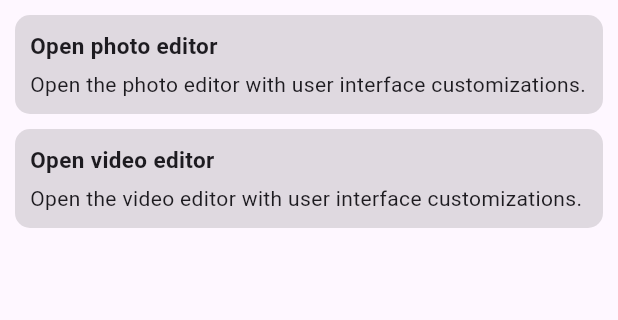
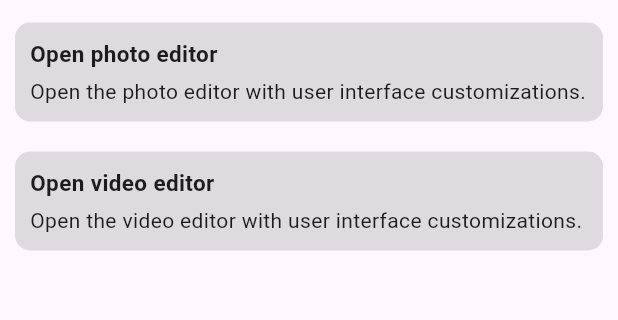
Before and after one commit to maharsh90/imgly_test, a Flutter app: the screen it shows after launch, after a tap on "Open photo editor", on a phone screen of 412 x 824 dp, the part 84-404 px from its top. Run offline on Flutter 3.47's test engine with Material 3 defaults, Android fonts, the phone set to English and light mode, and no system bars; our stand-ins replace image_picker, permission_handler; missing offline and left inert: imgly_sdk, photo_editor_sdk, video_editor_sdk; statements that could not run were skipped.

Commit message:
imgly second commit

```diff
--- a/lib/example_item.dart
+++ b/lib/example_item.dart
@@ -1,56 +1,42 @@
 import 'dart:io';
-
 import 'package:flutter/material.dart';
 import 'package:image_picker/image_picker.dart';
-import 'package:permission_handler/permission_handler.dart';
 
 class ExampleItem extends StatefulWidget {
-  const ExampleItem(this.title, this.description, this.onTap,
-      {super.key, this.onImagePicked});
+  const ExampleItem({
+    super.key,
+    required this.title,
+    required this.description,
+    required this.onTap,
+    this.onImagePicked,
+  });
 
-  /// The title of the example.
   final String title;
-
+  final String description;
+  final VoidCallback onTap; // Action when item is tapped
   final Function(File)? onImagePicked; // Callback to pass image to parent
-
-  /// The description of the example.
-  final String description;
-
-  /// The action when the item is tapped.
-  final VoidCallback onTap;
 
   @override
   State<ExampleItem> createState() => _ExampleItemState();
 }
 
-XFile? pickedFile;
-
 class _ExampleItemState extends State<ExampleItem> {
-  List<XFile?>? pickedFilesListStore = [];
-  File? image;
-  bool _isPicking = false;
   final ImagePicker _picker = ImagePicker();
-
-  @override
-  void initState() {
-    super.initState();
-    _pickImage();
-  }
-
-  /** Picking an image manually from the gallery**/
+  bool _isPicking = false; // Flag to prevent multiple requests
 
   Future<void> _pickImage() async {
     if (_isPicking) return; // Prevents multiple requests
 
     setState(() {
-      _isPicking = true;
+      _isPicking =
+          true; // Set the flag to true to indicate an image is being picked
     });
+
     try {
       final pickedFile = await _picker.pickImage(source: ImageSource.gallery);
-
       if (pickedFile != null) {
-        widget.onImagePicked
-            ?.call(File(pickedFile.path)); // Call parent callback
+        final image = File(pickedFile.path);
+        widget.onImagePicked?.call(image); // Pass image to parent
       } else {
         print("No image selected.");
       }
@@ -58,61 +44,37 @@ class _ExampleItemState extends State<ExampleItem> {
       print("Error picking image: $e");
     } finally {
       setState(() {
-        _isPicking = false;
+        _isPicking = false; // Reset the flag
       });
     }
   }
-  // Future<void> pickedImage(ImageSource source) async {
-  //   if (_isPicking) return; // Prevents multiple requests
-
-  //   setState(() {
-  //     _isPicking = true;
-  //   });
-  //   try {
-  //     final pickedFile = await ImagePicker().pickImage(source: source);
-
-  //     if (pickedFile == null) {
-  //       // Handle dismissal of picker without closing any screen
-  //       setState(() {
-  //         // Optionally show a message or keep the UI unchanged
-  //       });
-  //     } else {
-  //       setState(() {
-  //         // image = File(pickedFile.path);
-  //         widget.onImagePicked!(File(pickedFile.path));
-  //       });
-  //       pickedFilesListStore?.add(pickedFile);
-  //     }
-  //   } catch (e) {
-  //     // Handle any potential errors, such as permission issues
-  //     print('Error picking image: $e');
-  //     setState(() {
-  //       // Optionally update the UI to show an error message
-  //     });
-  //   }
-  // }
 
   @override
   Widget build(BuildContext context) {
     return InkWell(
-        onTap: () {
-          _pickImage(); // Trigger image picking
-          widget.onTap(); // Execute any additional tap action from parent
-        },
-        child: Container(
-          margin: const EdgeInsets.only(left: 10, right: 10, top: 5, bottom: 5),
-          padding: const EdgeInsets.all(10),
-          decoration: BoxDecoration(
-              borderRadius: BorderRadius.circular(10), color: Colors.black12),
-          child:
-              Column(crossAxisAlignment: CrossAxisAlignment.start, children: [
+      onTap: () {
+        _pickImage(); // Start picking the image when the item is tapped
+        widget.onTap(); // Call the additional tap logic from parent
+      },
+      child: Container(
+        margin: const EdgeInsets.all(10),
+        padding: const EdgeInsets.all(10),
+        decoration: BoxDecoration(
+          borderRadius: BorderRadius.circular(10),
+          color: Colors.black12,
+        ),
+        child: Column(
+          crossAxisAlignment: CrossAxisAlignment.start,
+          children: [
             Text(
               widget.title,
               style: const TextStyle(fontWeight: FontWeight.bold, fontSize: 15),
             ),
             const SizedBox(height: 5),
-            Text(widget.description)
-          ]),
-        ));
+            Text(widget.description),
+          ],
+        ),
+      ),
+    );
   }
 }
--- a/lib/main.dart
+++ b/lib/main.dart
@@ -38,16 +38,15 @@ class MyHomePage extends StatefulWidget {
 class _MyHomePageState extends State<MyHomePage> {
   File? image;
 
-  // Callback function to receive the image from the child
   void _updateImage(File? imageChild) {
     setState(() {
       image = imageChild;
     });
+    print("Image path is: ${image?.path}");
   }
 
   @override
   Widget build(BuildContext context) {
-    print("image path is: ${image?.path}");
     return Scaffold(
       appBar: AppBar(
         title: Text(widget.title, style: const TextStyle(color: Colors.black)),
@@ -58,14 +57,18 @@ class _MyHomePageState extends State<MyHomePage> {
         padding: const EdgeInsets.only(top: 5, bottom: 25),
         children: [
           ExampleItem(
-              "Open photo editor",
-              "Open the photo editor with user interface customizations.",
+              title: "Open photo editor",
+              description:
+                  "Open the photo editor with user interface customizations.",
               onImagePicked: _updateImage,
-              _openPESDK),
+              onTap: () {} // You can add specific logic here
+              ),
           ExampleItem(
-              "Open video editor",
-              "Open the video editor with user interface customizations.",
-              _openVESDK)
+              title: "Open video editor",
+              description:
+                  "Open the video editor with user interface customizations.",
+              onImagePicked: null,
+              onTap: () {})
         ],
       ),
     );
@@ -84,7 +87,7 @@ class _MyHomePageState extends State<MyHomePage> {
   void _openPESDK() async {
     try {
       final result = await PESDK.openEditor(
-          image: image!.path.toString(), configuration: configuration);
+          image: image!.path, configuration: configuration);
       print(result?.image);
     } catch (e) {
       print(e);
```
